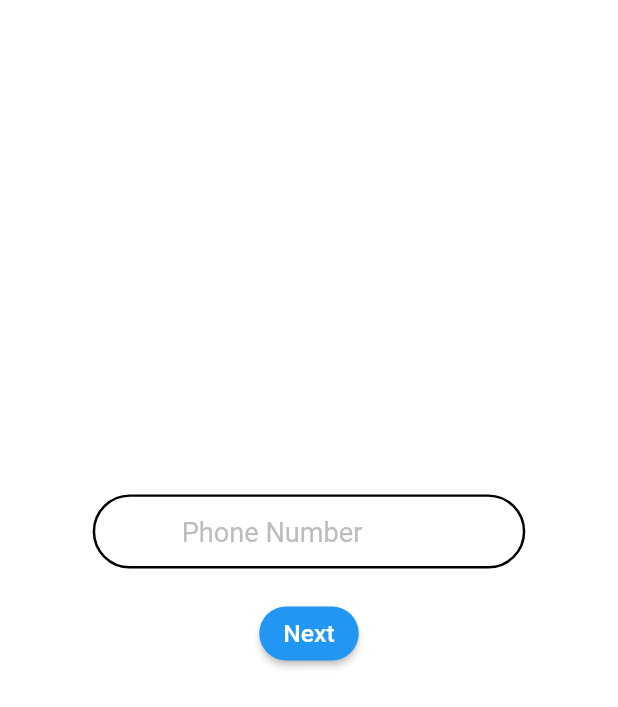
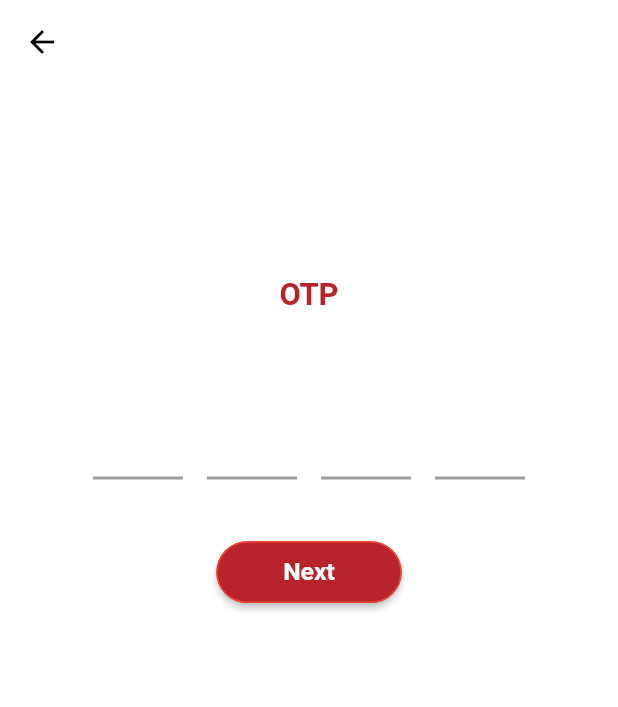
Before and after one commit to HasanMasrur/Auto-otp-verification, a Flutter app: the screen it shows after launch, on a phone screen of 412 x 824 dp. Shown: the top 707 px of the screen. Run offline on Flutter 3.47's test engine with Material 2 defaults, Android fonts, the phone set to English and light mode, and no system bars; drawn by our look-alikes of sms_autofill; our stand-ins replace dartz, dio, equatable, flutter_bloc, flutter_easyloading, freezed_annotation and 1 more.

Commit message:
added otp screen

```diff
--- a/lib/main.dart
+++ b/lib/main.dart
@@ -1,5 +1,6 @@
 import 'package:auto_opt_varifacation/screen/Auth/Bloc/auth_bloc.dart';
 import 'package:auto_opt_varifacation/screen/Auth/login_screen.dart';
+import 'package:auto_opt_varifacation/screen/Auth/otp_screen.dart';
 import 'package:auto_opt_varifacation/screen/data/ApiProvider.dart';
 import 'package:flutter/material.dart';
 import 'package:flutter_bloc/flutter_bloc.dart';
@@ -44,7 +45,7 @@ class MyApp extends StatelessWidget {
                 primarySwatch: Colors.blue,
               ),
               builder: EasyLoading.init(),
-              home: LoginScreen()));
+              home: OtpScreen()));
     });
   }
 }
--- /dev/null
+++ b/lib/screen/Auth/otp_screen.dart
@@ -0,0 +1,162 @@
+import 'package:flutter/material.dart';
+import 'package:provider/provider.dart';
+import 'package:sizer/sizer.dart';
+import 'package:sms_autofill/sms_autofill.dart';
+
+class OtpScreen extends StatefulWidget {
+  // final String phone;
+  // OtpScreen(this.phone, );
+  @override
+  _RegistationScreen createState() => _RegistationScreen();
+}
+
+class _RegistationScreen extends State<OtpScreen> {
+  @override
+  void initState() {
+    super.initState();
+    fillOtp();
+  }
+
+  void fillOtp() async {
+    await SmsAutoFill().listenForCode;
+    print("Waiting for OTP" + SmsAutoFill().code.toString());
+    //print(SmsAutoFill().getAppSignature);
+  }
+
+  final GlobalKey<FormState> formKey = GlobalKey<FormState>();
+
+  final _formKey = GlobalKey<FormState>();
+  final TextEditingController _pinPutController = TextEditingController();
+  final FocusNode _pinPutFocusNode = FocusNode();
+  //BuildContext _context;
+  final PageController _pageController = PageController(initialPage: 1);
+  int _pageIndex = 0;
+  String? pin = '';
+  Widget onlySelectedBorderPinPut() {
+    return Form(
+      key: _formKey,
+      child: PinFieldAutoFill(
+        decoration: UnderlineDecoration(
+          textStyle: TextStyle(fontWeight: FontWeight.bold, color: Colors.red),
+          colorBuilder: FixedColorBuilder(Colors.grey),
+        ),
+        codeLength: 4,
+        cursor: Cursor(
+          width: 2,
+          height: 40,
+          color: Colors.red,
+          radius: Radius.circular(1),
+          enabled: true,
+        ),
+        focusNode: _pinPutFocusNode,
+        controller: _pinPutController,
+        onCodeChanged: (val) {
+          pin = val;
+          print("Autofilled " + pin.toString());
+        },
+        onCodeSubmitted: (val) {
+          print("Submitted " + val);
+        },
+      ),
+    );
+  }
+
+  bool ischeck = false;
+
+  final BoxDecoration pinPutDecoration = BoxDecoration(
+    // color: const Color.fromRGBO(43, 46, 66, 1),
+    color: Colors.white,
+    borderRadius: BorderRadius.circular(10.0),
+    border: Border.all(
+      color: const Color.fromRGBO(126, 203, 224, 1),
+      //  color: Colors.black,
+    ),
+  );
+  @override
+  Widget build(BuildContext context) {
+    return Scaffold(
+      backgroundColor: Colors.white,
+      appBar: AppBar(
+        leading: IconButton(
+          icon: Icon(Icons.arrow_back, color: Colors.black),
+          onPressed: () => Navigator.of(context).pop(),
+        ),
+        centerTitle: true,
+        backgroundColor: Colors.white,
+        elevation: 0,
+      ),
+      body: SingleChildScrollView(
+        child: Container(
+            height: 87.0.h,
+            width: 100.0.w,
+            child: Column(
+              children: [
+                SizedBox(
+                  height: 15.0.h,
+                ),
+                Container(
+                  height: 4.0.h,
+                  child: Center(
+                    child: Text('OTP',
+                        style: TextStyle(
+                          fontSize: 15.0.sp,
+                          fontWeight: FontWeight.bold,
+                          color: Color(0xffb8242a),
+                        )),
+                  ),
+                ),
+                Container(
+                  margin: EdgeInsets.only(
+                    left: 15.0.w,
+                    right: 15.0.w,
+                    top: 3.0.h,
+                  ),
+                  height: 10.0.h,
+                  width: 100.0.w,
+                  child: Builder(
+                    builder: (context) {
+                      return PageView(
+                          scrollDirection: Axis.horizontal,
+                          controller: _pageController,
+                          onPageChanged: (index) {
+                            setState(() => _pageIndex = index);
+                          },
+                          children: [
+                            onlySelectedBorderPinPut(),
+                          ]);
+                    },
+                  ),
+                ),
+                SizedBox(
+                  height: 5.0.h,
+                ),
+                Container(
+                    height: 5.0.h,
+                    width: 30.0.w,
+                    child: ElevatedButton(
+                        style: ElevatedButton.styleFrom(
+                          shape: RoundedRectangleBorder(
+                              borderRadius:
+                                  BorderRadius.all(Radius.circular(30)),
+                              side: BorderSide(color: Colors.red)),
+                          primary: Color(0xffb8242a),
+                          //  onPrimary: Colors.black87,
+                          // elevation: 10.0,
+                          //  shadowColor: Colors.yellow[200],
+                        ),
+                        onPressed: () {
+                          if (pin!.length == 4) {}
+                        },
+                        child: Text(
+                          'Next',
+                          style: TextStyle(
+                              color: Colors.white,
+                              fontWeight: FontWeight.bold,
+                              fontSize: 2.0.h),
+                        ))),
+              ],
+            )),
+      ),
+    );
+  }
+}
--- a/lib/screen/constantdata/constantdata.dart
+++ b/lib/screen/constantdata/constantdata.dart
@@ -1,6 +1,6 @@
 class ConstantData {
   const ConstantData._();
-  static const String BASE_URL = 'https://boichitro.com.bd/';
-  static const String SIGNUP_OTP = '/api/v1/auth/send-signup-otp/';
-  static const String VALIDATE_SIGNUP_OTP = '/api/v1/auth/validate-signup-otp/';
+  static const String BASE_URL = '';
+  static const String SIGNUP_OTP = '';
+  static const String VALIDATE_SIGNUP_OTP = '';
 }
```
